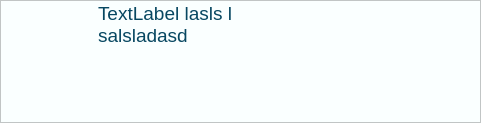
This is fgamewidget.ui in FusionLauncher/FusionClient as Qt 5 draws it before an edit. The edited form follows.
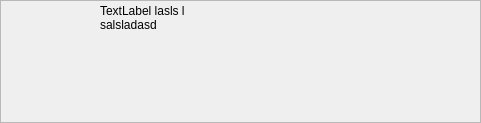
This is the edited form.

Patch:
```diff
--- a/fgamewidget.ui
+++ b/fgamewidget.ui
@@ -37,14 +37,6 @@
   <property name="windowTitle">
    <string>Form</string>
   </property>
-  <property name="autoFillBackground">
-   <bool>false</bool>
-  </property>
-  <property name="styleSheet">
-   <string notr="true">background-color:#FAFFFF;
-color:#074761;
-font-size:14pt;</string>
-  </property>
   <layout class="QHBoxLayout" name="horizontalLayout">
    <property name="leftMargin">
     <number>0</number>
@@ -109,6 +101,18 @@
       </item>
       <item>
        <layout class="QVBoxLayout" name="verticalLayout">
+        <property name="leftMargin">
+         <number>2</number>
+        </property>
+        <property name="topMargin">
+         <number>2</number>
+        </property>
+        <property name="rightMargin">
+         <number>2</number>
+        </property>
+        <property name="bottomMargin">
+         <number>2</number>
+        </property>
         <item>
          <widget class="QLabel" name="fgwDialog_GameTitle">
           <property name="text">
```
Left out of the diff: 3 changed lines with no effect on the pictures.
